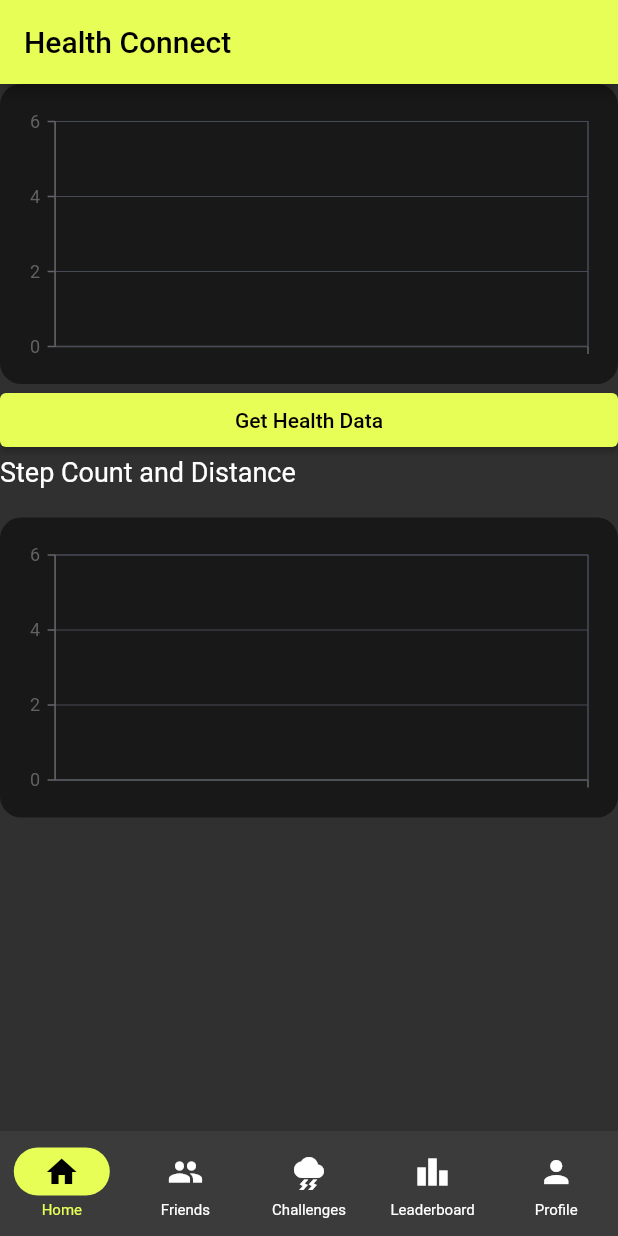
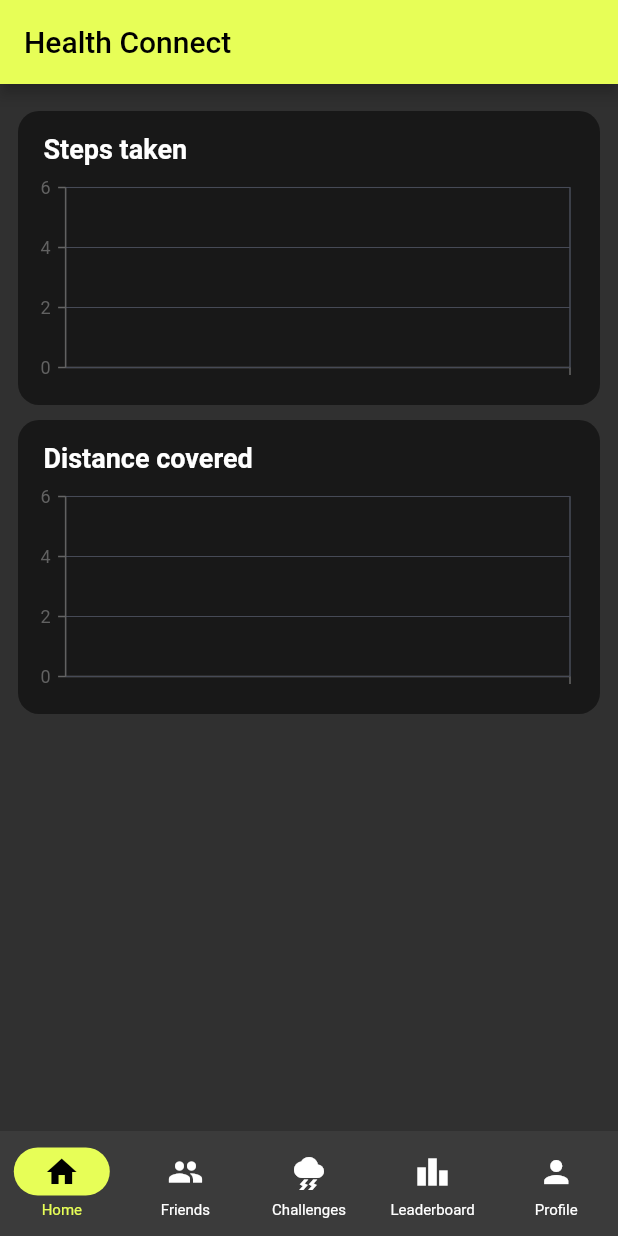
Before and after one commit to Harshit-RV/wellfi, a Flutter app: the screen it shows once a user with an empty profile is signed in, on a phone screen of 412 x 824 dp. Run offline on Flutter 3.47's test engine with Material 3 defaults, Android fonts, the phone set to English and light mode, and no system bars; our stand-ins replace firebase_auth, firebase_core, fl_chart, fluttertoast, syncfusion_flutter_charts; missing offline and left inert: flutter_health_connect, solana_wallet_provider; accounts and stored records are empty; generated files the repository leaves out were written again; network calls fail.

Commit message:
app: Home screen with correct Steps and Distance data done

```diff
--- a/app/lib/comp.dart
+++ /dev/null
@@ -1,242 +0,0 @@
-import 'package:flutter/material.dart';
-import 'package:intl/intl.dart';
-import 'package:syncfusion_flutter_charts/charts.dart';
-import 'package:wellfi2/constants.dart';
-import 'package:wellfi2/pages/HomeScreen.dart';
-
-class FitnessRecordsWidget extends StatelessWidget {
-  final Map<String, dynamic> data;
-
-  const FitnessRecordsWidget({super.key, required this.data});
-
-  String formatEpoch(int epochSecond, int nano) {
-    final dateTime =
-        DateTime.fromMillisecondsSinceEpoch(epochSecond * 1000).toLocal();
-    return DateFormat('yyyy-MM-dd HH:mm:ss').format(dateTime);
-  }
-
-  @override
-  Widget build(BuildContext context) {
-    List records = data['records'] ?? [];
-
-    // Process the records to extract step count and distance per day
-    Map<String, int> stepCounts = {};
-    Map<String, double> stepDistances = {};
-
-    for (var record in records) {
-      String day = DateFormat('EEE').format(DateTime.fromMillisecondsSinceEpoch(
-              record['startTime']['epochSecond'] * 1000)
-          .toLocal());
-
-      stepCounts[day] =
-          ((stepCounts[day] ?? 0) + (record['count'] ?? 0)).toInt();
-      stepDistances[day] =
-          (stepDistances[day] ?? 0.0) + (record['distance'] ?? 0.0);
-    }
-
-    List<StepData> stepCountData =
-        stepCounts.entries.map((e) => StepData(e.key, e.value)).toList();
-
-    List<StepDistanceData> stepDistanceData = stepDistances.entries
-        .map((e) => StepDistanceData(e.key, e.value))
-        .toList();
-
-    stepCountData.map((e) {
-      print('${e.day} ${e.steps}');
-    }).toList();
-
-    return Scaffold(
-      body: Column(
-        crossAxisAlignment: CrossAxisAlignment.start,
-        children: [
-          const Text(
-            'Step Count and Distance',
-            style: TextStyle(fontSize: 18),
-          ),
-          const SizedBox(height: 20),
-          Container(
-            height: 200,
-            decoration: BoxDecoration(
-              color: Colors.black.withOpacity(0.5),
-              borderRadius: BorderRadius.all(Radius.circular(14)),
-            ),
-            padding: EdgeInsets.fromLTRB(10, 15, 10, 5),
-            child: SfCartesianChart(
-              primaryXAxis: CategoryAxis(
-                axisLine: AxisLine(color: Colors.grey.shade700),
-                labelStyle: TextStyle(color: Colors.grey.shade700),
-              ),
-              primaryYAxis: NumericAxis(
-                axisLine: AxisLine(color: Colors.grey.shade700),
-                labelStyle: TextStyle(color: Colors.grey.shade700),
-              ),
-              series: <CartesianSeries>[
-                ColumnSeries<StepData, String>(
-                  dataSource: stepCountData,
-                  xValueMapper: (StepData data, _) => data.day,
-                  yValueMapper: (StepData data, _) => data.steps,
-                  color: kPrimaryColor,
-                  // dataLabe ttings(isVisible: true, color: Colors.white),
-                  enableTooltip: true, // Show tooltip on tap
-                ),
-              ],
-              trackballBehavior: TrackballBehavior(
-                enable: true,
-                activationMode: ActivationMode.singleTap,
-                tooltipSettings: InteractiveTooltip(
-                  enable: true,
-                  format: 'point.y Steps',
-                ),
-              ),
-            ),
-          ),
-          // const SizedBox(height: 20),
-          // Container(
-          //   height: 200,
-          //   decoration: BoxDecoration(
-          //     color: Colors.black.withOpacity(0.5),
-          //     borderRadius: BorderRadius.all(Radius.circular(14)),
-          //   ),
-          //   padding: EdgeInsets.fromLTRB(10, 15, 10, 5),
-          //   child: SfCartesianChart(
-          //     primaryXAxis: CategoryAxis(
-          //       axisLine: AxisLine(color: Colors.white),
-          //       labelStyle: TextStyle(color: Colors.white),
-          //     ),
-          //     primaryYAxis: NumericAxis(
-          //       axisLine: AxisLine(color: Colors.white),
-          //       labelStyle: TextStyle(color: Colors.white),
-          //     ),
-          //     series: <CartesianSeries>[
-          //       ColumnSeries<StepDistanceData, String>(
-          //         dataSource: stepDistanceData,
-          //         xValueMapper: (StepDistanceData data, _) => data.day,
-          //         yValueMapper: (StepDistanceData data, _) => data.distance,
-          //         color: Colors.blue,
-          //       ),
-          //     ],
-          //   ),
-          // ),
-
-          // Expanded(
-          //   child: ListView.builder(
-          //     itemCount: records.length,
-          //     itemBuilder: (context, index) {
-          //       var record = records[index];
-          //       if (record['metadata']['dataOrigin']['packageName'] ==
-          //           'com.google.android.apps.fitness') {
-          //         return const SizedBox.shrink();
-          //       }
-          //       return Card(
-          //         margin: const EdgeInsets.all(8.0),
-          //         shape: RoundedRectangleBorder(
-          //           borderRadius: BorderRadius.circular(12.0),
-          //         ),
-          //         elevation: 4,
-          //         child: Padding(
-          //           padding: const EdgeInsets.all(16.0),
-          //           child: Column(
-          //             crossAxisAlignment: CrossAxisAlignment.start,
-          //             children: [
-          //               Text(
-          //                 'Record ${index + 1}',
-          //                 style: Theme.of(context).textTheme.headline6,
-          //               ),
-          //               const SizedBox(height: 8),
-          //               Text('Count: ${record['count']}'),
-          //               Text(
-          //                   'Start Time: ${formatEpoch(record['startTime']['epochSecond'], record['startTime']['nano'])}'),
-          //               Text(
-          //                   'End Time: ${formatEpoch(record['endTime']['epochSecond'], record['endTime']['nano'])}'),
-          //               // const Divider(),
-          //               // Text('Metadata:',
-          //               //     style: TextStyle(fontWeight: FontWeight.bold)),
-          //               Text(
-          //                   'Package: ${record['metadata']['dataOrigin']['packageName']}'),
-          //               Text(
-          //                   'Device Type: ${record['metadata']['device']['type']}'),
-          //               Text('Record ID: ${record['metadata']['id']}'),
-          //               // Text(
-          //               //     'Last Modified: ${formatEpoch(record['metadata']['lastModifiedTime']['epochSecond'], record['metadata']['lastModifiedTime']['nano'])}'),
-          //             ],
-          //           ),
-          //         ),
-          //       );
-          //     },
-          //   ),
-          // )
-        ],
-      ),
-    );
-  }
-}
-
-class StepDistanceData {
-  final String day;
-  final double distance;
-
-  StepDistanceData(this.day, this.distance);
-}
-// import 'package:flutter/material.dart';
-// import 'package:intl/intl.dart';
-
-// class FitnessRecordsWidget extends StatelessWidget {
-//   final Map<String, dynamic> data;
-
-//   const FitnessRecordsWidget({super.key, required this.data});
-
-//   String formatEpoch(int epochSecond, int nano) {
-//     final dateTime =
-//         DateTime.fromMillisecondsSinceEpoch(epochSecond * 1000).toLocal();
-//     return DateFormat('yyyy-MM-dd HH:mm:ss').format(dateTime);
-//   }
-
-//   @override
-//   Widget build(BuildContext context) {
-//     List records = data['records'] ?? [];
-
-//     return Scaffold(
-//       appBar: AppBar(title: const Text('Fitness Records')),
-//       body: ListView.builder(
-//         itemCount: records.length,
-//         itemBuilder: (context, index) {
-//           var record = records[index];
-//           return Card(
-//             margin: const EdgeInsets.all(8.0),
-//             shape: RoundedRectangleBorder(
-//               borderRadius: BorderRadius.circular(12.0),
-//             ),
-//             elevation: 4,
-//             child: Padding(
-//               padding: const EdgeInsets.all(16.0),
-//               child: Column(
-//                 crossAxisAlignment: CrossAxisAlignment.start,
-//                 children: [
-//                   Text(
-//                     'Record ${index + 1}',
-//                     style: Theme.of(context).textTheme.headline6,
-//                   ),
-//                   const SizedBox(height: 8),
-//                   Text('Count: ${record['count']}'),
-//                   Text(
-//                       'Start Time: ${formatEpoch(record['startTime']['epochSecond'], record['startTime']['nano'])}'),
-//                   Text(
-//                       'End Time: ${formatEpoch(record['endTime']['epochSecond'], record['endTime']['nano'])}'),
-//                   const Divider(),
-//                   Text('Metadata:',
-//                       style: TextStyle(fontWeight: FontWeight.bold)),
-//                   Text(
-//                       'Package: ${record['metadata']['dataOrigin']['packageName']}'),
-//                   Text('Device Type: ${record['metadata']['device']['type']}'),
-//                   Text('Record ID: ${record['metadata']['id']}'),
-//                   Text(
-//                       'Last Modified: ${formatEpoch(record['metadata']['lastModifiedTime']['epochSecond'], record['metadata']['lastModifiedTime']['nano'])}'),
-//                 ],
-//               ),
-//             ),
-//           );
-//         },
-//       ),
-//     );
-//   }
-// }
--- a/app/lib/pages/HomeScreen.dart
+++ b/app/lib/pages/HomeScreen.dart
@@ -1,13 +1,11 @@
-import 'dart:collection';
 import 'dart:convert';
 import 'dart:developer';
-
 import 'package:flutter/material.dart';
 import 'package:flutter_health_connect/flutter_health_connect.dart';
-import 'package:wellfi2/comp.dart';
+import 'package:intl/intl.dart';
 import 'package:syncfusion_flutter_charts/charts.dart';
 import 'package:wellfi2/constants.dart';
-import 'package:wellfi2/utils/list.dart';
+import 'package:wellfi2/utils/helper.dart';
 
 class HomeScreen extends StatefulWidget {
   const HomeScreen({super.key});
@@ -19,6 +17,7 @@ class HomeScreen extends StatefulWidget {
 class _HomeScreenState extends State<HomeScreen> {
   List<HealthConnectDataType> types = [
     HealthConnectDataType.Power,
+    HealthConnectDataType.Distance,
     HealthConnectDataType.Steps,
     HealthConnectDataType.TotalCaloriesBurned,
     HealthConnectDataType.HeartRate,
@@ -31,17 +30,63 @@ class _HomeScreenState extends State<HomeScreen> {
   Map<String, dynamic> data = {};
   String resultText = '';
 
-  List<StepDataItem> stepCountData = [];
+  List<DataItem<int>> stepCountData = [];
+  List<DataItem<double>> distanceData = [];
 
-  final List<StepDistanceData> stepDistanceData = [
-    StepDistanceData('Mon', 2.0),
-    StepDistanceData('Tue', 3.83),
-    StepDistanceData('Wed', 3.2),
-    StepDistanceData('Thu', 2.5),
-    StepDistanceData('Fri', 2.8),
-    StepDistanceData('Sat', 3.0),
-    StepDistanceData('Sun', 0.0),
-  ];
+  void getDataFromHealth() async {
+    try {
+      if (!await HealthConnectFactory.hasPermissions(types, readOnly: true)) {
+        resultText = 'Please grant permissions first';
+        _updateResultText();
+        return;
+      }
+
+      final startTime = DateTime.now().subtract(const Duration(days: 8));
+      final endTime = DateTime.now();
+
+      final distanceRes = await HealthConnectFactory.getRecord(
+        type: HealthConnectDataType.Distance,
+        startTime: startTime,
+        endTime: endTime,
+      );
+
+      final distanceByDay =
+          Helper.extractDistanceByDay(jsonEncode(distanceRes));
+      final tempDistanceData =
+          Helper.convertStepsHashmapToKeyedMap<double>(distanceByDay);
+
+      final stepRes = await HealthConnectFactory.getRecord(
+        type: HealthConnectDataType.Steps,
+        startTime: startTime,
+        endTime: endTime,
+      );
+
+      final stepsByDay = Helper.extractStepsByDay(jsonEncode(stepRes));
+
+      final DataItemData =
+          Helper.convertStepsHashmapToKeyedMap<int>(stepsByDay);
+
+      setState(
+        () {
+          stepCountData = DataItemData;
+          distanceData = tempDistanceData;
+          resultText = distanceRes.toString();
+          data = distanceRes;
+        },
+      );
+    } catch (e) {
+      log(e.toString());
+      resultText = 'Error fetching data: $e';
+    }
+    _updateResultText();
+  }
+
+  @override
+  void initState() {
+    // TODO: implement initState
+    super.initState();
+    getDataFromHealth();
+  }
 
   @override
   Widget build(BuildContext context) {
@@ -50,15 +95,31 @@ class _HomeScreenState extends State<HomeScreen> {
         title: const Text('Health Connect'),
       ),
       body: ListView(
-        padding: const EdgeInsets.all(0),
+        padding: const EdgeInsets.all(12),
         children: [
+          SizedBox(height: 6),
           Container(
-            height: 200,
             decoration: BoxDecoration(
               color: Colors.black.withOpacity(0.5),
-              borderRadius: BorderRadius.all(Radius.circular(14)),
+              borderRadius: const BorderRadius.all(Radius.circular(14)),
             ),
-            padding: EdgeInsets.fromLTRB(10, 15, 10, 5),
+            padding: const EdgeInsets.fromLTRB(5, 15, 10, 5),
+            child: Column(
+              crossAxisAlignment: CrossAxisAlignment.start,
+              children: [
+                Padding(
+                  padding: const EdgeInsets.only(left: 12, bottom: 5, top: 0),
+                  child: Text(
+                    'Steps taken',
+                    style: TextStyle(
+                      color: Colors.white,
+                      fontSize: 18,
+                      fontWeight: FontWeight.bold,
+                    ),
+                  ),
+                ),
+                Container(
+                  height: 150,
                   child: SfCartesianChart(
                     primaryXAxis: CategoryAxis(
                       axisLine: AxisLine(color: Colors.grey.shade700),
@@ -67,12 +128,13 @@ class _HomeScreenState extends State<HomeScreen> {
                     primaryYAxis: NumericAxis(
                       axisLine: AxisLine(color: Colors.grey.shade700),
                       labelStyle: TextStyle(color: Colors.grey.shade700),
+                      numberFormat: NumberFormat.compact(),
                     ),
                     series: <CartesianSeries>[
-                ColumnSeries<StepDataItem, String>(
+                      ColumnSeries<DataItem, String>(
                         dataSource: stepCountData,
-                  xValueMapper: (StepDataItem data, _) => data.date,
-                  yValueMapper: (StepDataItem data, _) => data.steps,
+                        xValueMapper: (DataItem data, _) => data.date,
+                        yValueMapper: (DataItem data, _) => data.steps,
                         color: kPrimaryColor,
                         enableTooltip: true,
                       ),
@@ -87,65 +149,82 @@ class _HomeScreenState extends State<HomeScreen> {
                     ),
                   ),
                 ),
-          ElevatedButton(
-            onPressed: () async {
-              try {
-                if (!await HealthConnectFactory.hasPermissions(types,
-                    readOnly: true)) {
-                  resultText = 'Please grant permissions first';
-                  _updateResultText();
-                  return;
-                }
-
-                final startTime =
-                    DateTime.now().subtract(const Duration(days: 100));
-                final endTime = DateTime.now();
-
-                final results = await HealthConnectFactory.getRecord(
-                  type: HealthConnectDataType.Steps,
-                  startTime: startTime,
-                  endTime: endTime,
-                  // aggregation: AggregationType.daily,
-                );
-
-                // log(results.toString());
-                final stepsByDay =
-                    Helper.extractStepsByDay(jsonEncode(results));
-
-                final stepDataItemData =
-                    Helper.convertStepsHashmapToKeyedMap(stepsByDay);
-
-                log(stepsByDay.toString());
-                print(stepDataItemData);
-
-                setState(
-                  () {
-                    stepCountData = stepDataItemData;
-                    resultText = results.toString();
-                    data = results;
-                  },
-                );
-              } catch (e) {
-                log(e.toString());
-                resultText = 'Error fetching data: $e';
-              }
-              _updateResultText();
-            },
-            child: const Text('Get Health Data'),
+              ],
+            ),
+          ),
+          SizedBox(height: 10),
+          Container(
+            // height: 200,
+            decoration: BoxDecoration(
+              color: Colors.black.withOpacity(0.5),
+              borderRadius: BorderRadius.all(Radius.circular(14)),
+            ),
+            padding: const EdgeInsets.fromLTRB(5, 15, 10, 5),
+            child: Column(
+              crossAxisAlignment: CrossAxisAlignment.start,
+              children: [
+                Padding(
+                  padding: const EdgeInsets.only(left: 12, bottom: 5, top: 0),
+                  child: Text(
+                    'Distance covered',
+                    style: TextStyle(
+                      color: Colors.white,
+                      fontSize: 18,
+                      fontWeight: FontWeight.bold,
+                    ),
+                  ),
                 ),
                 Container(
-            height: 1000,
-            child: FitnessRecordsWidget(
-              data: data,
+                  height: 150,
+                  child: SfCartesianChart(
+                    primaryXAxis: CategoryAxis(
+                      axisLine: AxisLine(color: Colors.grey.shade700),
+                      labelStyle: TextStyle(color: Colors.grey.shade700),
+                    ),
+                    primaryYAxis: NumericAxis(
+                      axisLine: AxisLine(color: Colors.grey.shade700),
+                      labelStyle: TextStyle(color: Colors.grey.shade700),
+                      numberFormat: NumberFormat.compact(),
+                    ),
+                    series: <CartesianSeries>[
+                      ColumnSeries<DataItem, String>(
+                        dataSource: distanceData,
+                        xValueMapper: (DataItem data, _) => data.date,
+                        yValueMapper: (DataItem data, _) => data.steps,
+                        color: kPrimaryColor,
+                        enableTooltip: true,
+                      ),
+                    ],
+                    trackballBehavior: TrackballBehavior(
+                      enable: true,
+                      activationMode: ActivationMode.singleTap,
+                      tooltipSettings: InteractiveTooltip(
+                        enable: true,
+                        format: 'point.y m',
                       ),
                     ),
-          Padding(
-            padding: const EdgeInsets.all(16.0),
-            child: SelectableText(
-              resultText,
-              style: const TextStyle(fontFamily: 'monospace'),
                   ),
                 ),
+              ],
+            ),
+          ),
+          // ElevatedButton(
+          //   onPressed: getDataFromHealth,
+          //   child: const Text('Get Health Data'),
+          // ),
+          // Container(
+          //   height: 1000,
+          //   child: FitnessRecordsWidget(
+          //     data: data,
+          //   ),
+          // ),
+          // Padding(
+          //   padding: const EdgeInsets.all(16.0),
+          //   child: SelectableText(
+          //     resultText,
+          //     style: const TextStyle(fontFamily: 'monospace'),
+          //   ),
+          // ),
         ],
       ),
     );
```
Also changed, not shown: app/lib/pages/FitnessData.dart (+1 -7 lines), app/lib/utils/helper.dart (renamed from app/lib/utils/list.dart, +88 -9 lines). Lines whose indentation alone changed are shown as unchanged.
